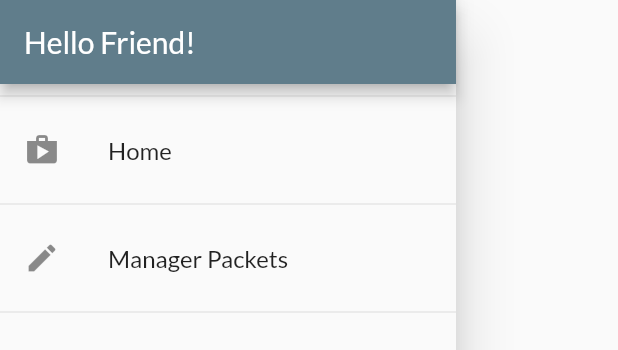
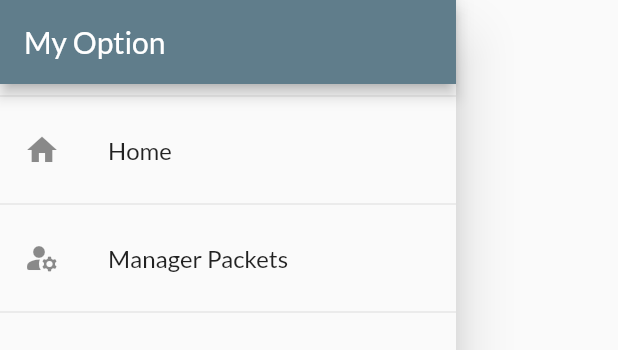
Before and after one commit to ttHien67/flutter-holiday, a Flutter app: the AppDrawer widget shown alone on an empty page, opened directly, on a phone screen of 412 x 824 dp. Shown: the top 350 px of the screen. Run offline on Flutter 3.47's test engine with Material 2 defaults, Android fonts, the phone set to English and light mode, and no system bars; our stand-ins replace cloud_firestore, flutter_dotenv, shared_preferences; accounts and stored records are empty; network calls fail.

Commit message:
change icons and title drawer

```diff
--- a/lib/ui/shared/app_drawer.dart
+++ b/lib/ui/shared/app_drawer.dart
@@ -13,12 +13,12 @@ class AppDrawer extends StatelessWidget {
       child: Column(
         children: <Widget>[
           AppBar(
-            title: const Text('Hello Friend!'),
+            title: const Text('My Option'),
             automaticallyImplyLeading: false,
           ),
           const Divider(),
           ListTile(
-            leading: const Icon(Icons.shop),
+            leading: const Icon(Icons.home),
             title: const Text('Home'),
             onTap: () {
               Navigator.of(context)
@@ -27,7 +27,7 @@ class AppDrawer extends StatelessWidget {
           ),
           const Divider(),
           ListTile(
-            leading: const Icon(Icons.edit),
+            leading: const Icon(Icons.manage_accounts_rounded),
             title: const Text('Manager Packets'),
             onTap: () {
               Navigator.of(context)
```
